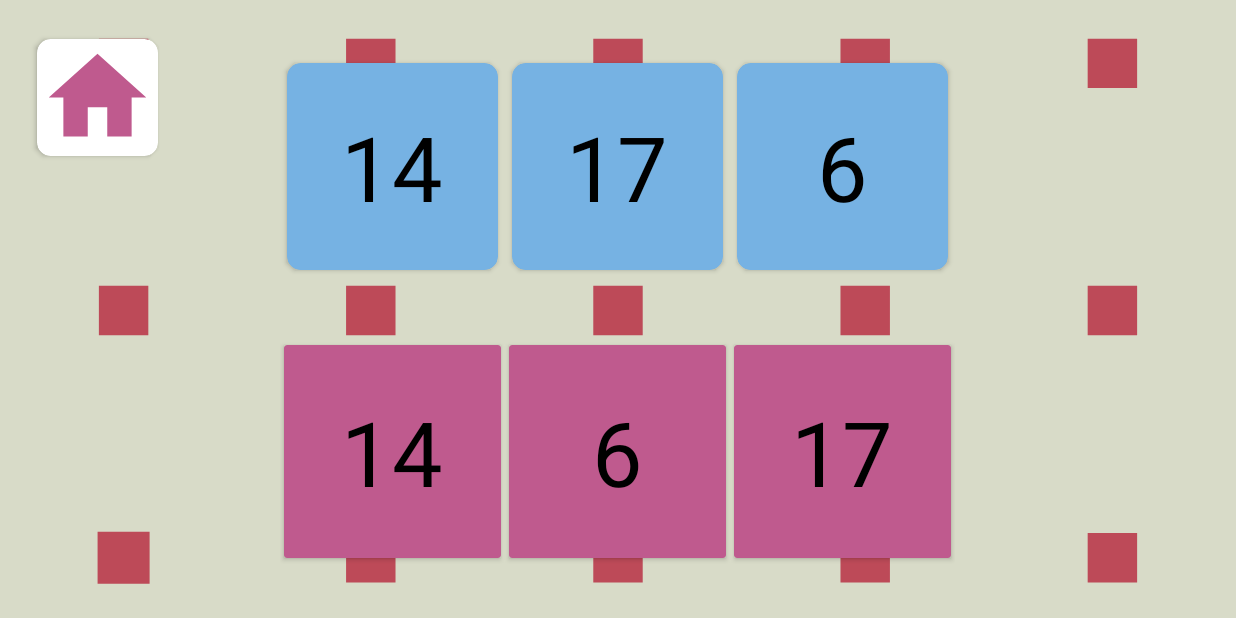
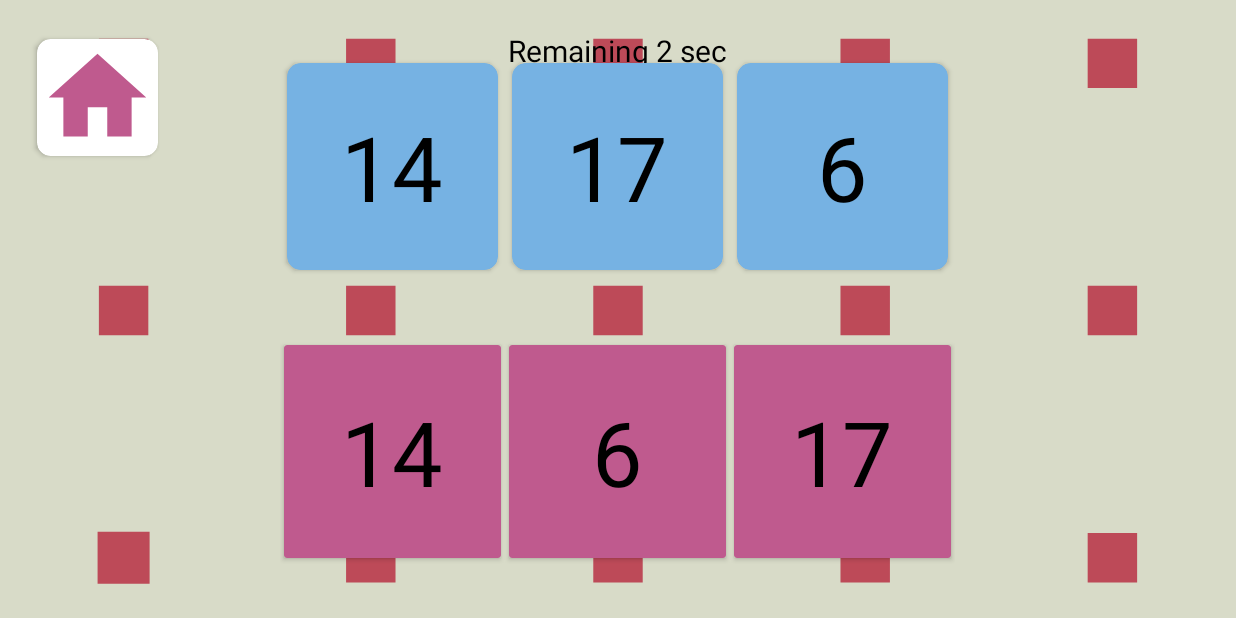
Before and after one commit to imandal665/MatchmakingGameAssignment, an Android app: the screen it shows after launch (InGameActivity), after a tap on "Start", on a phone screen of 824 x 412 dp (held sideways). Run offline under Robolectric (Android 15) with nearby library versions, the phone set to English and light mode, and no system bars.

Commit message:
game timer mechanics update

```diff
--- a/app/src/main/java/com/example/matchmakinggameassignment/activities/InGameActivity.java
+++ b/app/src/main/java/com/example/matchmakinggameassignment/activities/InGameActivity.java
@@ -1,15 +1,12 @@
 package com.example.matchmakinggameassignment.activities;
 
 
-import android.animation.ValueAnimator;
-import android.annotation.SuppressLint;
 import android.app.Activity;
 
 import android.content.ClipData;
 
 //import android.support.v7.app.ActionBarActivity;
 import android.content.Context;
-import android.graphics.Color;
 import android.media.MediaPlayer;
 import android.os.Build;
 import android.os.Bundle;
@@ -17,36 +14,29 @@ import android.os.CountDownTimer;
 import android.os.VibrationEffect;
 import android.os.Vibrator;
 import android.speech.tts.TextToSpeech;
-import android.speech.tts.Voice;
 import android.util.Log;
 
 import android.view.DragEvent;
 import android.view.MotionEvent;
 import android.view.View;
 
-import android.view.Window;
-import android.view.WindowManager;
-import android.view.animation.AlphaAnimation;
 import android.widget.LinearLayout;
 import android.widget.TextView;
+import android.widget.Toast;
 
-import androidx.appcompat.app.ActionBar;
 import androidx.cardview.widget.CardView;
 
 import com.airbnb.lottie.LottieAnimationView;
-import com.airbnb.lottie.LottieComposition;
-import com.airbnb.lottie.LottieOnCompositionLoadedListener;
 import com.example.matchmakinggameassignment.R;
 
 
 import java.util.ArrayList;
 import java.util.Collections;
-import java.util.Locale;
 
 
 public class InGameActivity extends Activity {
     public static final String TAG = "MainActivity2";
-    TextView imgM, imgL, imgR, imgCMP1, imgCMP2, imgCMP3, gameRestartingInfo, startGameTextView;
+    TextView imgM, imgL, imgR, imgCMP1, imgCMP2, imgCMP3, gameRestartingInfo, startGameTextView, earnedTimeTextView;
     LottieAnimationView lottiewView1, lottiewView2, lottiewView3, backGroundAnim;
     CardView cardConfirm1, cardConfirm2, cardConfirm3, cardMatch1, cardMatch2, cardMatch3, homeAction, pauseMenuCardView, resumeOption, exitOption;
 
@@ -64,6 +54,9 @@ public class InGameActivity extends Activity {
     private View mContentView;
     private android.widget.LinearLayout.LayoutParams layoutParams;
     private MediaPlayer effectsPlayer;
+    private CountDownTimer gameRunningCountDownTimer;
+    private long remainimgTime = 0;
+    private long earnedTime = 0;
 
     @Override
     protected void onCreate(Bundle savedInstanceState) {
@@ -85,13 +78,11 @@ public class InGameActivity extends Activity {
 
         backGroundAnim.setFrame(70);
 
-
-        callPauseMenu();
+        pauseGame();
 
         setUpNumbers();
 
         setingUpAllListners();
-
 
     }
 
@@ -106,7 +97,7 @@ public class InGameActivity extends Activity {
 
     }
 
-    private void callPauseMenu() {
+    private void pauseGame() {
         if (startGameTextView.getText().toString().equals("Resume"))
             pauseMenuCardView.animate().translationY(0);
         cardMatch1.setEnabled(false);
@@ -120,16 +111,7 @@ public class InGameActivity extends Activity {
         resumeOption.setOnClickListener(new View.OnClickListener() {
             @Override
             public void onClick(View v) {
-                effectsPlayer = MediaPlayer.create(InGameActivity.this, R.raw.resume);
-                effectsPlayer.setVolume(0f, 0.8f);
-                effectsPlayer.start();
-                pauseMenuCardView.animate().translationY(1200);
-                cardMatch1.setEnabled(true);
-                cardMatch2.setEnabled(true);
-                cardMatch3.setEnabled(true);
-                homeAction.setEnabled(true);
-                backGroundAnim.playAnimation();
-                backgroundMusic.start();
+                resumeGame();
             }
         });
         exitOption.setOnClickListener(new View.OnClickListener() {
@@ -214,6 +196,41 @@ public class InGameActivity extends Activity {
         });
     }
 
+    private void resumeGame() {
+        effectsPlayer = MediaPlayer.create(InGameActivity.this, R.raw.resume);
+        effectsPlayer.setVolume(0f, 0.8f);
+        effectsPlayer.start();
+        pauseMenuCardView.animate().translationY(1200);
+        cardMatch1.setEnabled(true);
+        cardMatch2.setEnabled(true);
+        cardMatch3.setEnabled(true);
+        homeAction.setEnabled(true);
+        backGroundAnim.playAnimation();
+        backgroundMusic.start();
+
+        beginGameTimer();
+    }
+
+    private void beginGameTimer() {
+        long levelTime = 5000 + earnedTime;
+        gameRunningCountDownTimer = new CountDownTimer(levelTime, 1000) {
+            @Override
+            public void onTick(long millisUntilFinished) {
+                if (gameRestartingInfo.getVisibility() == View.GONE)
+                    gameRestartingInfo.setVisibility(View.VISIBLE);
+                remainimgTime = millisUntilFinished;
+                gameRestartingInfo.setText("Remaining " + millisUntilFinished / 1000 + " sec");
+            }
+
+            @Override
+            public void onFinish() {
+                startGameTextView.setText("Resume");
+                halt();
+                Toast.makeText(InGameActivity.this, "Game over", Toast.LENGTH_SHORT).show();
+            }
+        }.start();
+    }
+
     @Override
     protected void onPause() {
         super.onPause();
@@ -227,7 +244,7 @@ public class InGameActivity extends Activity {
         effectsPlayer.start();
         startGameTextView.setText("Resume");
         backGroundAnim.pauseAnimation();
-        callPauseMenu();
+        pauseGame();
     }
 
     private void bindingViews() {
@@ -236,6 +253,7 @@ public class InGameActivity extends Activity {
         resumeOption = findViewById(R.id.start_resume_Option);
         exitOption = findViewById(R.id.exit_option);
         startGameTextView = findViewById(R.id.start_game_text_view);
+        earnedTimeTextView = findViewById(R.id.time_earned_test_view);
         imgM = findViewById(R.id.imageView);
         imgL = findViewById(R.id.imageView2);
         imgR = findViewById(R.id.imageView3);
@@ -259,7 +277,6 @@ public class InGameActivity extends Activity {
         homeAction = findViewById(R.id.home_action);
 
         gameRestartingInfo = findViewById(R.id.game_restarting_info);
-
     }
 
     private void setUpNumbers() {
@@ -412,6 +429,11 @@ public class InGameActivity extends Activity {
                         if (matchedNumber == 3) {
                             matchedNumber = 0;
                             gameRestartingInfo.setVisibility(View.VISIBLE);
+
+                            earnedTime += remainimgTime;
+
+                            earnedTimeTextView.setText("+ " + remainimgTime / 1000 + " sec");
+                            earnedTimeTextView.setVisibility(View.VISIBLE);
                             restartGame();
                         }
 
@@ -426,6 +448,9 @@ public class InGameActivity extends Activity {
     }
 
     private void restartGame() {
+        if (gameRunningCountDownTimer != null) {
+            gameRunningCountDownTimer.cancel();
+        }
         new CountDownTimer(5000, 1000) {
 
             public void onTick(long millisUntilFinished) {
@@ -433,24 +458,17 @@ public class InGameActivity extends Activity {
             }
 
             public void onFinish() {
+                earnedTimeTextView.setVisibility(View.GONE);
                 gameRestartingInfo.setVisibility(View.GONE);
                 setUpNumbers();
+                beginGameTimer();
             }
 
         }.start();
     }
 
     private void playTaskAchievedSoundEffect(boolean success) {
-//        Vibrator v = (Vibrator) getSystemService(Context.VIBRATOR_SERVICE);
-
         if (success) {
-//            if (Build.VERSION.SDK_INT >= Build.VERSION_CODES.O) {
-//                v.vibrate(VibrationEffect.createOneShot(500, VibrationEffect.EFFECT_DOUBLE_CLICK));
-//            } else {
-//                //deprecated in API 26
-//                v.vibrate(500);
-//            }
-//            mp = MediaPlayer.create(this, R.raw.comleted);
             effectsPlayer = MediaPlayer.create(this, R.raw.correct);
             effectsPlayer.setVolume(0f, 1);
         } else {
@@ -469,7 +487,6 @@ public class InGameActivity extends Activity {
 
     @Override
     public void onBackPressed() {
-        callPauseMenu();
-//        super.onBackPressed();
+        pauseGame();
     }
 }
--- a/app/src/main/res/layout/activity_main.xml
+++ b/app/src/main/res/layout/activity_main.xml
@@ -33,7 +33,23 @@
             android:textSize="20sp"
             android:visibility="gone" />
 
+        <TextView
+            android:id="@+id/time_earned_test_view"
+            android:layout_width="wrap_content"
+            android:layout_height="wrap_content"
+            android:layout_centerInParent="true"
+            android:layout_marginTop="20sp"
+            android:layout_marginEnd="40sp"
+            android:layout_toStartOf="@id/game_layout"
+            android:elevation="15sp"
+            android:fontFamily="monospace"
+            android:text="+ 1 sec"
+            android:textColor="@color/black"
+            android:textSize="30sp"
+            android:visibility="gone" />
+
         <LinearLayout
+            android:id="@+id/game_layout"
             android:layout_width="wrap_content"
             android:layout_height="wrap_content"
             android:layout_centerInParent="true"
```
